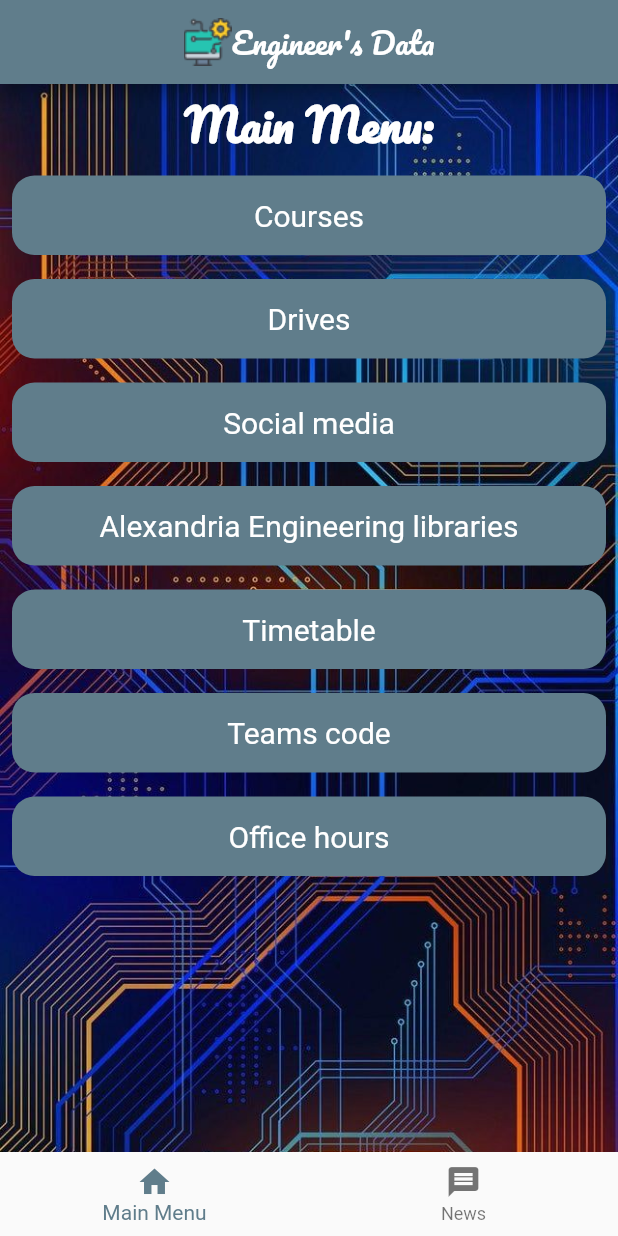
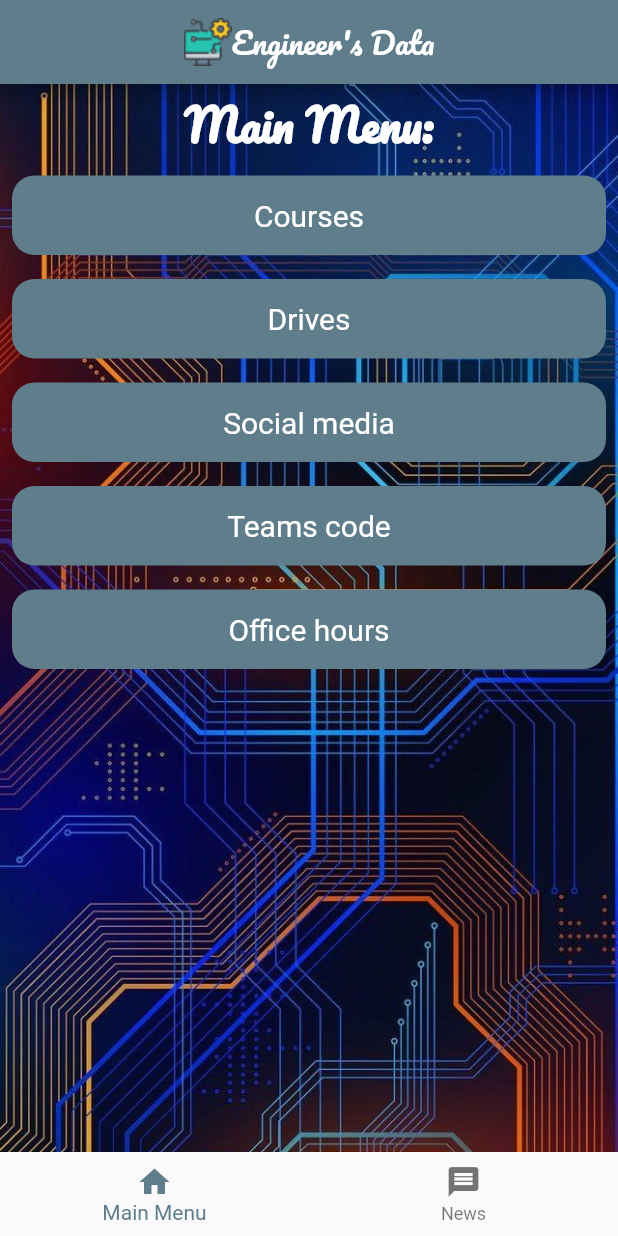
Before and after one commit to mazen-salah/Engineer-s_Data, a Flutter app: the screen it shows after launch, on a phone screen of 412 x 824 dp. Run offline on Flutter 3.47's test engine with Material 2 defaults, Android fonts, the phone set to English and light mode, and no system bars.

Commit message:
adding URL to "Menu" Class

```diff
--- a/lib/app_data.dart
+++ b/lib/app_data.dart
@@ -47,17 +47,12 @@ const coursesData = [
 ];
 
 const mainMenuData = [
-  Menu(title: 'Courses', navId: 'CoursesPage'),
-  Menu(title: 'Drives', navId: 'DrivesPage'),
-  Menu(title: 'Social media', navId: 'SocialMedia'),
-  Menu(title: 'Alexandria Engineering libraries', navId: 'Library'),
-  Menu(title: 'Timetable', navId: 'TimeTable'),
-  Menu(title: 'Teams code', navId: 'TeamsCodes'),
-  Menu(title: 'Office hours', navId: 'OfficeHours'),
+  Menu(title: 'Courses', navId: 'CoursesPage', url: ''),
+  Menu(title: 'Drives', navId: 'DrivesPage', url: ''),
+  Menu(title: 'Social media', navId: 'SocialMedia', url: ''),
+  Menu(title: 'Teams code', navId: 'TeamsCodes', url: ''),
+  Menu(title: 'Office hours', navId: 'OfficeHours', url: ''),
 ];
 
 const drives = [
-  Menu(title: 'Drive 2025', navId: 'https://drive.google.com/drive/folders/1UBVFdQgpjOWPEZdGtdW7_8YdHld-y3ur'),
-  Menu(title: 'Drive 2024', navId: 'https://drive.google.com/drive/folders/1vSLjHRBBAOZ5zTuQNmNfQtKADqt_El0z'),
-  Menu(title: 'Drive 2023', navId: 'https://drive.google.com/drive/folders/14WdRpp_SMEqHXi8-PA-aYzS-N-6-sfEr'),
 ];
--- a/lib/models/menu.dart
+++ b/lib/models/menu.dart
@@ -1,5 +1,5 @@
 class Menu {
-  final String title, navId;
+  final String title, navId,url;
 
-  const Menu({required this.title, required this.navId});
+  const Menu({required this.title, required this.navId, required this.url});
 }
```
